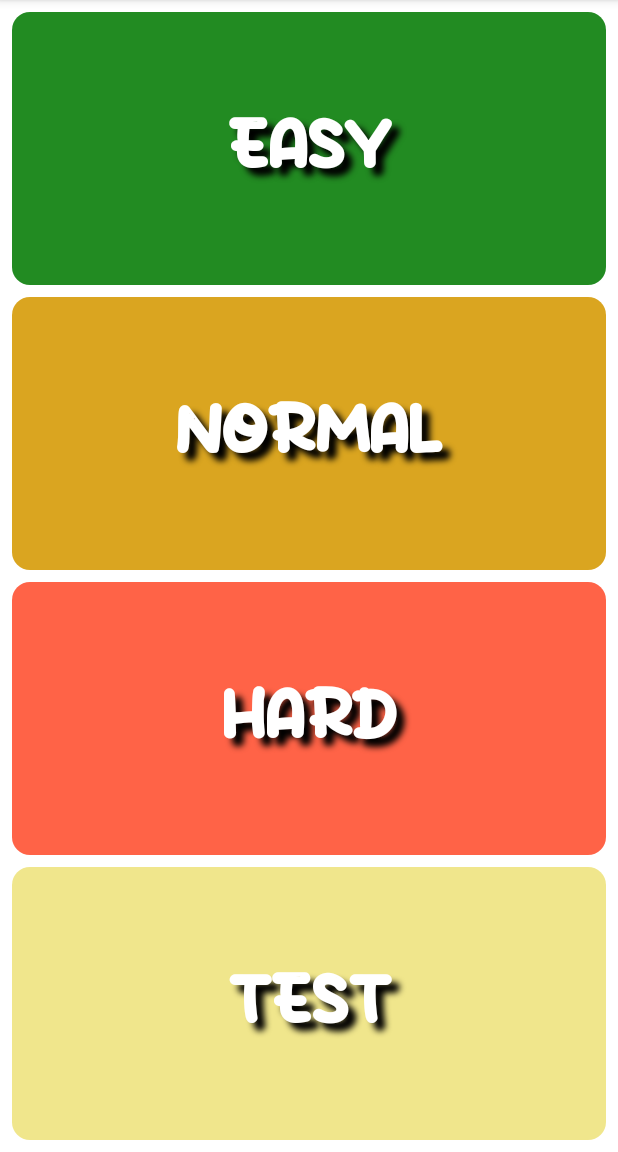
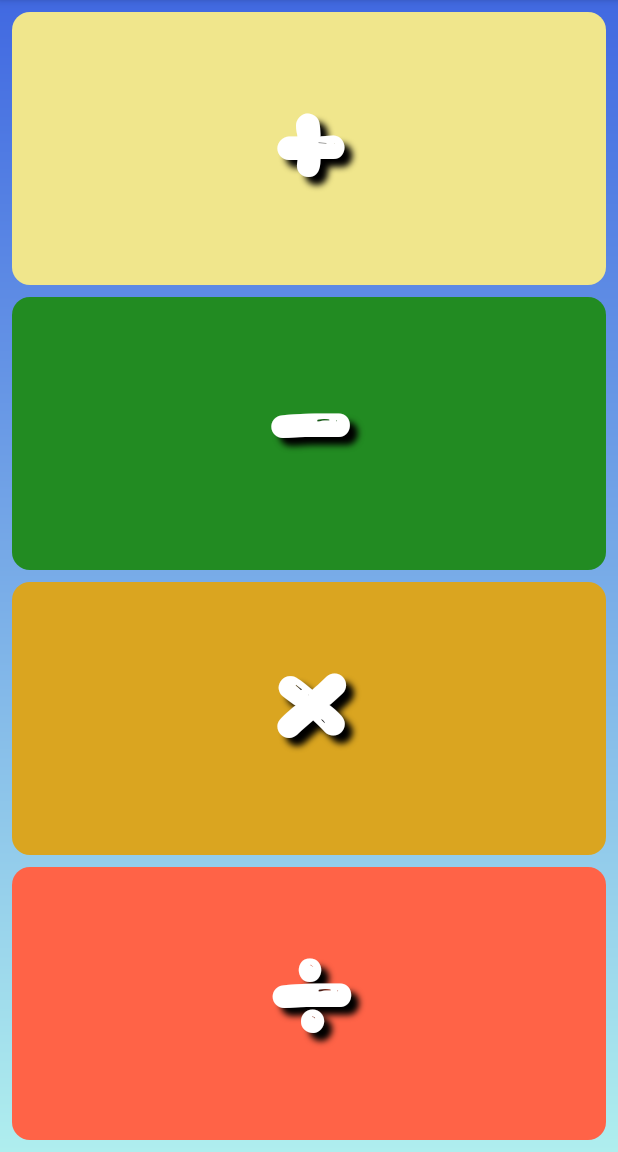
Before and after one commit to Onemyname/CompositionGame, an Android app: the screen it shows after launch (MainActivity), after a tap on "Understood", on a phone screen of 412 x 824 dp, the part 84-1236 px from its top. Run offline under Robolectric (Android 15) with nearby library versions, the phone set to English and light mode, and no system bars.

Commit message:
FEAT: add fragment math mode to navigation

```diff
--- a/app/src/main/java/com/konovalov/compositiongame/domain/entity/GameSettings.kt
+++ b/app/src/main/java/com/konovalov/compositiongame/domain/entity/GameSettings.kt
@@ -5,4 +5,4 @@ class GameSettings(
     val minCountRightAnswers: Int,
     val minPercentOfRightAnswers: Int,
     val gameTimeInSeconds: Int
-)
+) : java.io.Serializable
--- a/app/src/main/java/com/konovalov/compositiongame/presentation/ChooseMathModeFragment.kt
+++ b/app/src/main/java/com/konovalov/compositiongame/presentation/ChooseMathModeFragment.kt
@@ -10,6 +10,7 @@ import com.konovalov.compositiongame.R
 import com.konovalov.compositiongame.databinding.FragmentChooseMathModeBinding
 import com.konovalov.compositiongame.databinding.FragmentGameFinishedBinding
 import com.konovalov.compositiongame.databinding.FragmentWelcomeBinding
+import com.konovalov.compositiongame.domain.entity.MathMode
 
 class ChooseMathModeFragment: Fragment()  {
     private  var _binding: FragmentChooseMathModeBinding? = null
@@ -34,6 +35,27 @@ class ChooseMathModeFragment: Fragment()  {
 
     override fun onViewCreated(view: View, savedInstanceState: Bundle?) {
         super.onViewCreated(view, savedInstanceState)
+        binding.apply{
+            additionButton.setOnClickListener{
+            launchChooseLevelFragment(MathMode.ADDITION)
+            }
+            subtractionButton.setOnClickListener{
+                launchChooseLevelFragment(MathMode.SUBTRACTION)
+            }
+            multiplicationButton.setOnClickListener{
+                launchChooseLevelFragment(MathMode.MULTIPLICATION)
+            }
+            divisionButton.setOnClickListener{
+                launchChooseLevelFragment(MathMode.DIVISION)
+            }
+        }
+    }
+
+    private fun launchChooseLevelFragment(mathMode: MathMode) {
+        requireActivity().supportFragmentManager.beginTransaction()
+            .replace(R.id.main_fragment_container,ChooseLevelFragment.newInstance(mathMode))
+            .addToBackStack(null)
+            .commit()
     }
 
     override fun onDestroyView() {
--- a/app/src/main/java/com/konovalov/compositiongame/presentation/MainActivity.kt
+++ b/app/src/main/java/com/konovalov/compositiongame/presentation/MainActivity.kt
@@ -2,6 +2,7 @@ package com.konovalov.compositiongame.presentation
 
 import androidx.appcompat.app.AppCompatActivity
 import android.os.Bundle
+import androidx.fragment.app.FragmentManager
 import com.konovalov.compositiongame.R
 
 class MainActivity : AppCompatActivity() {
@@ -11,4 +12,5 @@ class MainActivity : AppCompatActivity() {
         setContentView(R.layout.activity_main)
 
     }
+
 }
--- a/app/src/main/java/com/konovalov/compositiongame/presentation/WelcomeFragment.kt
+++ b/app/src/main/java/com/konovalov/compositiongame/presentation/WelcomeFragment.kt
@@ -10,11 +10,11 @@ import androidx.fragment.app.FragmentManager
 import com.konovalov.compositiongame.R
 import com.konovalov.compositiongame.databinding.FragmentWelcomeBinding
 
-class WelcomeFragment: Fragment() {
+class WelcomeFragment : Fragment() {
 
-    private  var _binding: FragmentWelcomeBinding? = null
+    private var _binding: FragmentWelcomeBinding? = null
     private val binding: FragmentWelcomeBinding
-    get()= _binding ?: throw RuntimeException("FragmentWelcomeBinding is equal to null")
+        get() = _binding ?: throw RuntimeException("FragmentWelcomeBinding is equal to null")
 
 
     override fun onAttach(activity: Activity) {
@@ -26,15 +26,14 @@ class WelcomeFragment: Fragment() {
         container: ViewGroup?,
         savedInstanceState: Bundle?
     ): View {
-        _binding = FragmentWelcomeBinding.inflate(inflater,container,false)
+        _binding = FragmentWelcomeBinding.inflate(inflater, container, false)
         return binding.root
     }
 
     override fun onViewCreated(view: View, savedInstanceState: Bundle?) {
         super.onViewCreated(view, savedInstanceState)
-        binding.buttonUnderstand.setOnClickListener{
-            launchChooseLevelFragment()
-//          launchChooseMathModeFragment()
+        binding.buttonUnderstand.setOnClickListener {
+            launchChooseMathModeFragment()
         }
     }
 
@@ -48,26 +47,18 @@ class WelcomeFragment: Fragment() {
     }
 
 
-//    private fun launchChooseMathModeFragment(){
-//        requireActivity().supportFragmentManager.beginTransaction()
-//            .replace(R.id.main_fragment_container, ChooseMathModeFragment.newInstance())
-//            .addToBackStack(null)
-//            .commit()
-//    }
-    private fun launchChooseLevelFragment(){
-    val fragmentManager = requireActivity().supportFragmentManager
-    val current = fragmentManager.findFragmentById(R.id.main_fragment_container)
-    fragmentManager.popBackStack(current!!.tag, FragmentManager.POP_BACK_STACK_INCLUSIVE)
-
-        requireActivity().supportFragmentManager.beginTransaction()
-            .replace(R.id.main_fragment_container, ChooseLevelFragment.newInstance())
+    private fun launchChooseMathModeFragment() {
+        requireActivity().supportFragmentManager
+            .beginTransaction()
+            .replace(R.id.main_fragment_container, ChooseMathModeFragment.newInstance())
             .addToBackStack(null)
             .commit()
     }
 
 
-    companion object{
-        fun newInstance() : WelcomeFragment{
+    companion object {
+
+        fun newInstance(): WelcomeFragment {
             return WelcomeFragment()
         }
     }
--- a/app/src/main/res/layout/fragment_choose_level.xml
+++ b/app/src/main/res/layout/fragment_choose_level.xml
@@ -6,7 +6,7 @@
     android:layout_height="match_parent">
 
     <Button
-        android:id="@+id/easy_button"
+        android:id="@+id/easy_level_button"
         android:layout_width="0dp"
         android:layout_height="0dp"
         android:text="@string/easy"
@@ -15,7 +15,7 @@
         android:layout_marginStart="8dp"
         android:layout_marginEnd="8dp"
         app:layout_constraintTop_toTopOf="parent"
-        app:layout_constraintBottom_toTopOf="@+id/normal_button"
+        app:layout_constraintBottom_toTopOf="@+id/normal_level_button"
         app:layout_constraintStart_toStartOf="parent"
         app:layout_constraintEnd_toEndOf="parent"
         app:layout_constraintVertical_bias="0.25"
@@ -24,7 +24,7 @@
         app:backgroundTint="@color/forest_green"/>
 
     <Button
-        android:id="@+id/normal_button"
+        android:id="@+id/normal_level_button"
         android:layout_width="0dp"
         android:layout_height="0dp"
         android:layout_marginTop="4dp"
@@ -32,8 +32,8 @@
         android:layout_marginStart="8dp"
         android:layout_marginEnd="8dp"
         android:text="@string/normal"
-        app:layout_constraintTop_toBottomOf="@+id/easy_button"
-        app:layout_constraintBottom_toTopOf="@+id/hard_button"
+        app:layout_constraintTop_toBottomOf="@+id/easy_level_button"
+        app:layout_constraintBottom_toTopOf="@+id/hard_level_button"
         app:layout_constraintStart_toStartOf="parent"
         app:layout_constraintEnd_toEndOf="parent"
         app:layout_constraintVertical_bias="0.50"
@@ -42,7 +42,7 @@
         app:backgroundTint="@color/goldenrod"/>
 
     <Button
-        android:id="@+id/hard_button"
+        android:id="@+id/hard_level_button"
         android:layout_width="0dp"
         android:layout_height="0dp"
         android:layout_marginTop="4dp"
@@ -50,8 +50,8 @@
         android:layout_marginStart="8dp"
         android:layout_marginEnd="8dp"
         android:text="@string/hard"
-        app:layout_constraintTop_toBottomOf="@+id/normal_button"
-        app:layout_constraintBottom_toTopOf="@+id/test_button"
+        app:layout_constraintTop_toBottomOf="@+id/normal_level_button"
+        app:layout_constraintBottom_toTopOf="@+id/test_level_button"
         app:layout_constraintStart_toStartOf="parent"
         app:layout_constraintEnd_toEndOf="parent"
         app:layout_constraintVertical_bias="0.75"
@@ -61,7 +61,7 @@
 
     <Button
 
-        android:id="@+id/test_button"
+        android:id="@+id/test_level_button"
         android:layout_width="0dp"
         android:layout_height="0dp"
         android:layout_marginTop="4dp"
@@ -69,7 +69,7 @@
         android:layout_marginStart="8dp"
         android:layout_marginEnd="8dp"
         android:text="@string/test"
-        app:layout_constraintTop_toBottomOf="@+id/hard_button"
+        app:layout_constraintTop_toBottomOf="@+id/hard_level_button"
         app:layout_constraintBottom_toBottomOf="parent"
         app:layout_constraintStart_toStartOf="parent"
         app:layout_constraintEnd_toEndOf="parent"
--- a/app/src/main/res/layout/fragment_choose_math_mode.xml
+++ b/app/src/main/res/layout/fragment_choose_math_mode.xml
@@ -7,7 +7,7 @@
     android:background="@drawable/gradient_background">
 
     <Button
-        android:id="@+id/easy_button"
+        android:id="@+id/addition_button"
         android:layout_width="0dp"
         android:layout_height="0dp"
         android:text="@string/addition"
@@ -16,7 +16,7 @@
         android:layout_marginStart="8dp"
         android:layout_marginEnd="8dp"
         app:layout_constraintTop_toTopOf="parent"
-        app:layout_constraintBottom_toTopOf="@+id/normal_button"
+        app:layout_constraintBottom_toTopOf="@+id/subtraction_button"
         app:layout_constraintStart_toStartOf="parent"
         app:layout_constraintEnd_toEndOf="parent"
         app:layout_constraintVertical_bias="0.25"
@@ -26,7 +26,7 @@
         />
 
     <Button
-        android:id="@+id/normal_button"
+        android:id="@+id/subtraction_button"
         android:layout_width="0dp"
         android:layout_height="0dp"
         android:layout_marginTop="4dp"
@@ -34,8 +34,8 @@
         android:layout_marginStart="8dp"
         android:layout_marginEnd="8dp"
         android:text="@string/subtraction"
-        app:layout_constraintTop_toBottomOf="@+id/easy_button"
-        app:layout_constraintBottom_toTopOf="@+id/hard_button"
+        app:layout_constraintTop_toBottomOf="@+id/addition_button"
+        app:layout_constraintBottom_toTopOf="@+id/multiplication_button"
         app:layout_constraintStart_toStartOf="parent"
         app:layout_constraintEnd_toEndOf="parent"
         app:layout_constraintVertical_bias="0.50"
@@ -44,7 +44,7 @@
         app:backgroundTint="@color/forest_green"/>
 
     <Button
-        android:id="@+id/hard_button"
+        android:id="@+id/multiplication_button"
         android:layout_width="0dp"
         android:layout_height="0dp"
         android:drawablePadding="30dp"
@@ -54,8 +54,8 @@ android:gravity="center"
         android:layout_marginStart="8dp"
         android:layout_marginEnd="8dp"
         android:text="@string/multiplication"
-        app:layout_constraintTop_toBottomOf="@+id/normal_button"
-        app:layout_constraintBottom_toTopOf="@+id/test_button"
+        app:layout_constraintTop_toBottomOf="@+id/subtraction_button"
+        app:layout_constraintBottom_toTopOf="@+id/division_button"
         app:layout_constraintStart_toStartOf="parent"
         app:layout_constraintEnd_toEndOf="parent"
         app:layout_constraintVertical_bias="0.75"
@@ -64,7 +64,7 @@ android:gravity="center"
         app:backgroundTint="@color/goldenrod"/>
 
     <Button
-        android:id="@+id/test_button"
+        android:id="@+id/division_button"
         android:layout_width="0dp"
         android:layout_height="0dp"
         android:layout_marginTop="4dp"
@@ -72,7 +72,7 @@ android:gravity="center"
         android:layout_marginStart="8dp"
         android:layout_marginEnd="8dp"
         android:text="@string/division"
-        app:layout_constraintTop_toBottomOf="@+id/hard_button"
+        app:layout_constraintTop_toBottomOf="@+id/multiplication_button"
         app:layout_constraintBottom_toBottomOf="parent"
         app:layout_constraintStart_toStartOf="parent"
         app:layout_constraintEnd_toEndOf="parent"
--- a/app/src/main/res/layout/fragment_welcome.xml
+++ b/app/src/main/res/layout/fragment_welcome.xml
@@ -39,6 +39,9 @@
             android:text="@string/welcome_title"
             android:textAppearance="@style/boba_cups_big_text_style"
             android:textSize="24sp"
+            android:layout_marginBottom="4dp"
+            android:layout_marginStart="8dp"
+            android:layout_marginEnd="8dp"
             app:layout_constraintEnd_toEndOf="parent"
             app:layout_constraintStart_toStartOf="parent"
             app:layout_constraintTop_toBottomOf="@+id/iv_logo" />
@@ -51,6 +54,9 @@
             android:text="@string/game_rules"
             android:textAppearance="@style/boba_cups_text_style"
             android:textSize="24sp"
+            android:layout_marginBottom="4dp"
+            android:layout_marginStart="8dp"
+            android:layout_marginEnd="8dp"
             app:layout_constraintEnd_toEndOf="parent"
             app:layout_constraintStart_toStartOf="parent"
             app:layout_constraintTop_toBottomOf="@+id/tv_title" />
--- a/app/src/main/res/values/strings.xml
+++ b/app/src/main/res/values/strings.xml
@@ -11,11 +11,7 @@
     <string name="subtraction">-</string>
     <string name="multiplication">×</string>
     <string name="welcome_logo">Welcome logo</string>
-    <string name="game_rules">Game Rules: You will see three figures,
-        two at the bottom and one at the top. Two of the figures will have numbers.
-        You need to insert the missing number so that the sum of the numbers in the two bottom figures equals the number in the top figure.
-        Example: The number in the top circle is 7, one of the bottom figures has a question mark, and the other has the number 4.
-        Therefore, the missing number should be 3 because 3 + 4 = 7.</string>
+    <string name="game_rules">Game Rules: In this game, you need to substitute a number in order for the arithmetic expression to be correct.</string>
     <string name="button_understand">Understood</string>
     <string name="game_over">Game Over</string>
     <string name="required_score">Required number of correct answers: %s</string>
```
Also changed, not shown: app/src/main/java/com/konovalov/compositiongame/presentation/ChooseLevelFragment.kt (+26 -11 lines), app/src/main/java/com/konovalov/compositiongame/presentation/GameFinishedFragment.kt (+28 -18 lines), app/src/main/java/com/konovalov/compositiongame/presentation/GameFragment.kt (+4 -6 lines), app/src/main/res/layout/fragment_game_finished.xml (+5 -24 lines).
